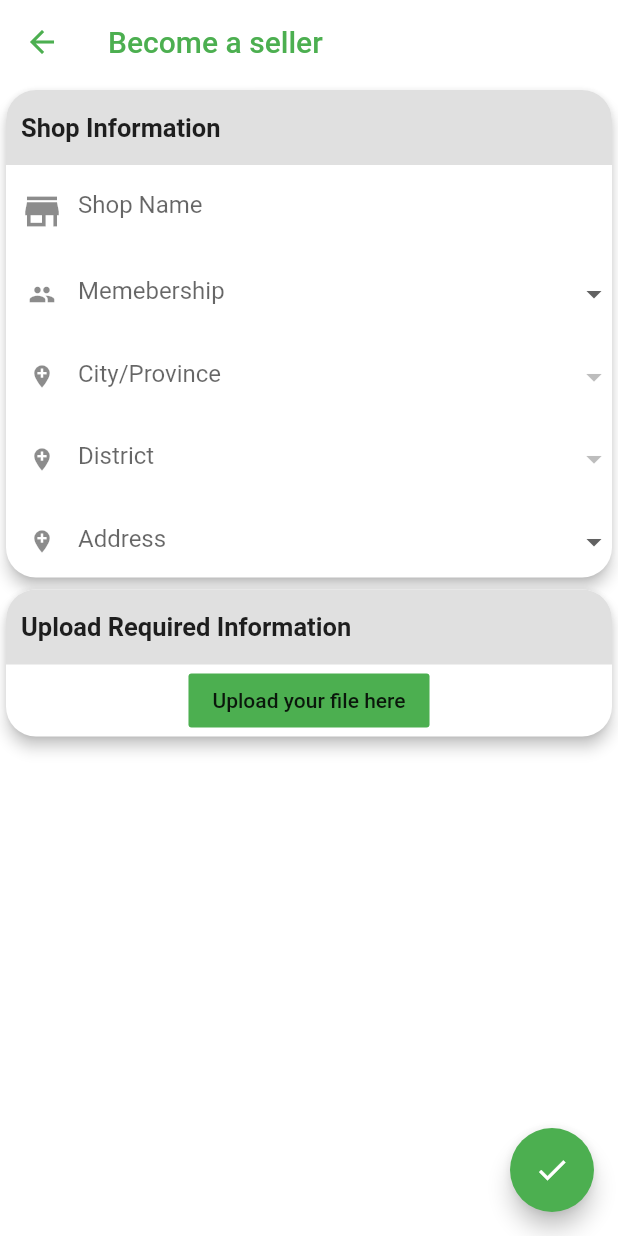
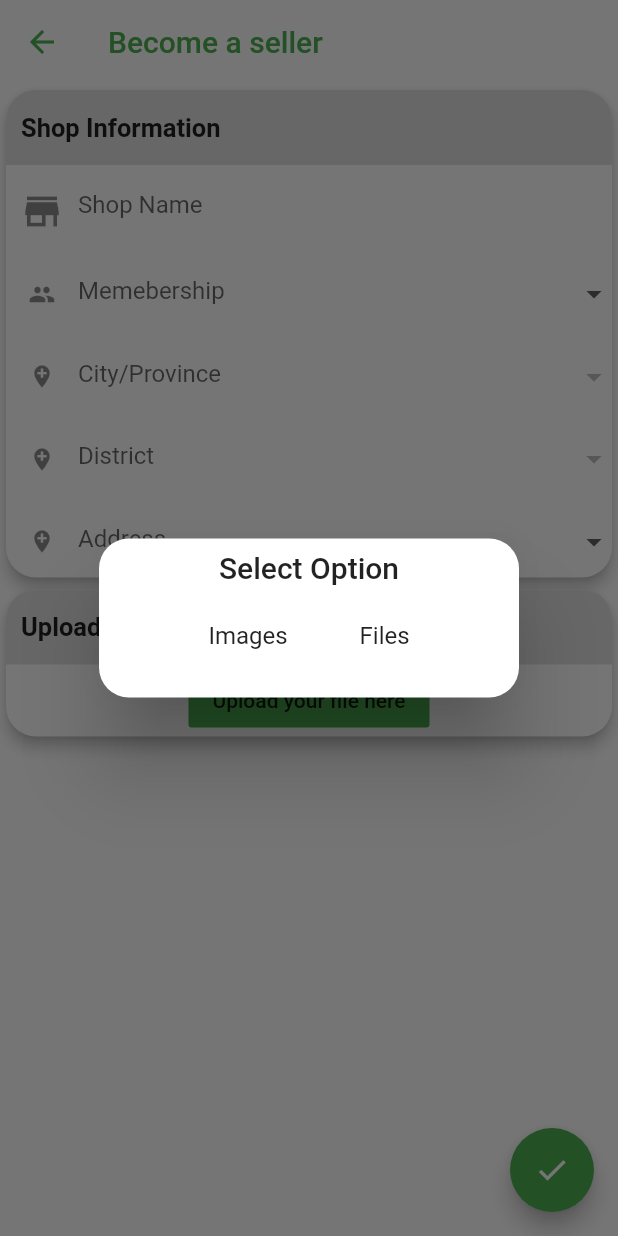
Before and after one commit to KhunSovannary/kasemall, a Flutter app: the Seller screen opened directly, after a tap on "Upload your file here", on a phone screen of 412 x 824 dp. Run offline on Flutter 3.47's test engine with Material 2 defaults, Android fonts, the phone set to English and light mode, and no system bars; our stand-ins replace file_picker, flutter_secure_storage, get, open_file, shared_preferences, sms_autofill; missing offline and left inert: dart:html; accounts and stored records are empty; network calls fail.

Commit message:
file and image

```diff
--- a/lib/account/seller_screen.dart
+++ b/lib/account/seller_screen.dart
@@ -286,11 +286,31 @@ class _SellerState extends State<Seller> {
                 ),
                 Container(
                   child: Column(
-                      crossAxisAlignment: CrossAxisAlignment.start,
+                      crossAxisAlignment: CrossAxisAlignment.center,
                       children: [
                         FlatButton(
                           onPressed: () {
-                            selectFile();
+                            Get.defaultDialog(
+                                title: 'Select Option',
+                                content: Row(
+                                  mainAxisAlignment: MainAxisAlignment.center,
+                                  children: <Widget>[
+                                    SimpleDialogOption(
+                                      onPressed: () {
+                                        // Navigator.pop(context, Department.treasury);
+                                      },
+                                      child: const Text('Images'),
+                                    ),
+                                    SimpleDialogOption(
+                                      onPressed: () {
+                                        //Navigator.pop(context, Department.state);
+                                        selectFile();
+                                      },
+                                      child: const Text('Files'),
+                                    ),
+                                  ],
+                                ));
+                            //selectFile();
                             /* File selectedfile =
                                 await FilePicker.getFile(
                                 type: FileType.custom,
@@ -428,12 +448,15 @@ class _SellerState extends State<Seller> {
       //if there is selected file
       selectedfile =
           result.files.map((PlatformFile file) => File(file.path)).toList();
+
+      setState(() {
+        _filename = result.files
+            .map((PlatformFile file) => basename(file.path))
+            .toList();
+
+        print(selectedfile);
+      });
     }
-
-    setState(() {
-      _filename =
-          result.files.map((PlatformFile file) => basename(file.path)).toList();
-    });
     //allowed extension to choose
   }
 }
@@ -441,8 +464,19 @@ class _SellerState extends State<Seller> {
 Widget getFile(List<String> strings) {
   List<Widget> list = new List<Widget>();
   for (var i = 0; i < strings.length; i++) {
-    list.add(
-        new Column(children: [Icon(Icons.file_present), Text(strings[i])]));
+    list.add(new Column(children: [
+      Row(children: [
+        Icon(
+          Icons.file_present,
+          size: 50,
+        ),
+        Expanded(child: Text(strings[i])),
+        SizedBox(
+          height: 10,
+        )
+      ]),
+      SizedBox(height: 5)
+    ]));
   }
   return new Column(children: list);
 }
--- a/lib/api_service/api_data.dart
+++ b/lib/api_service/api_data.dart
@@ -70,6 +70,7 @@ class District {
       id: json['id'],
       name: json['name'],
       default_name: json['default_name'],
+
     );
   }
   static Future<List<District>> connectToAPI(String p) async {
--- /dev/null
+++ b/lib/model/seller_model.dart
@@ -0,0 +1,92 @@
+import 'dart:async';
+import 'dart:convert';
+import 'dart:html';
+
+import 'package:flutter/material.dart';
+import 'package:http/http.dart' as http;
+
+Future<Seller> createAlbum(String title,String name,
+  String phone,
+  String membership_id,
+  String city_province_id,
+  String district_id,
+  String supplier_id,
+  String address,
+  File logo_image,
+  File cover_image) async {
+  final response = await http.post(
+    Uri.parse('https://jsonplaceholder.typicode.com/albums'),
+    headers: <String, String>{
+      'Content-Type': 'application/json; charset=UTF-8',
+    },
+    body: jsonEncode(<String, String>{
+      'title': title,
+    }),
+  );
+
+  if (response.statusCode == 201) {
+    // If the server did return a 201 CREATED response,
+    // then parse the JSON.
+    return Seller.fromJson(jsonDecode(response.body));
+  } else {
+    // If the server did not return a 201 CREATED response,
+    // then throw an exception.
+    throw Exception('Failed to create album.');
+  }
+}
+
+class Seller{
+ // final int id;
+  final String name;
+  final String phone;
+  final String membership_id;
+  final String city_province_id;
+  final String district_id;
+  final String supplier_id;
+  final String address;
+  final File logo_image;
+  final File cover_image;
+
+  Seller({ this.name,
+          this.phone,
+          this.membership_id,
+          this.city_province_id,
+          this.district_id,
+          this.supplier_id,
+          this.address,
+          this.logo_image,
+          this.cover_image,
+          });
+
+  factory Seller.fromJson(Map<String, dynamic> json) {
+    return Seller(
+      name: json['name'],
+      phone: json['phone'],
+      membership_id:json['membership'],
+      city_province_id:json['cover_image'],
+      district_id: json['district_id'],
+      supplier_id: json['supplier_id'],
+      address: json['address'],
+      logo_image: json['logo_image'],
+      cover_image: json['cover_image'],
+
+    );
+  }
+}
+
+
+  FutureBuilder<Seller> buildFutureBuilder() {
+    Future<Seller> _futureSeller;
+    return FutureBuilder<Seller>(
+      future: _futureSeller,
+      builder: (context, snapshot) {
+        if (snapshot.hasData) {
+          return Text(snapshot.data.name);
+        } else if (snapshot.hasError) {
+          return Text('${snapshot.error}');
+        }
+
+        return const CircularProgressIndicator();
+      },
+    );
+  }
```
